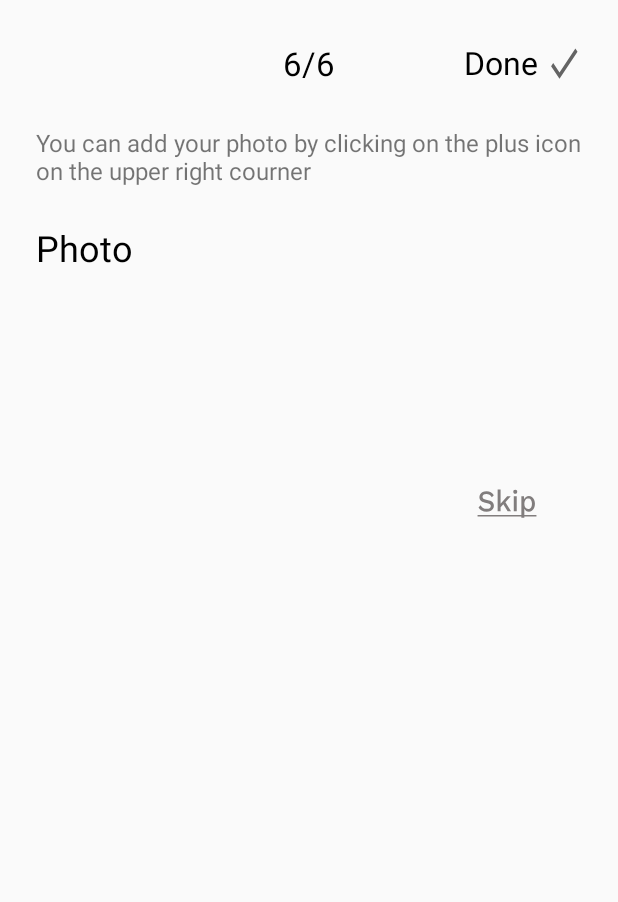
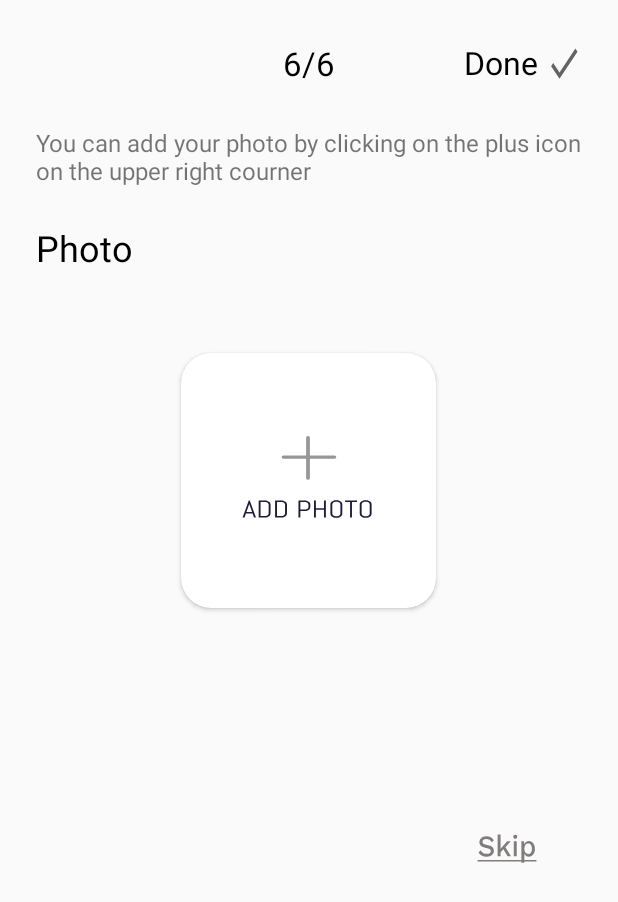
Before and after one commit to AmerBiro/MyFitnessPass, an Android app: the ProfilePhoto screen opened through its navigation route, on a phone screen of 412 x 824 dp. Shown: the top 902 px of the screen. Run offline under Robolectric (Android 15) with nearby library versions, the phone set to English and light mode, and no system bars; our stand-ins replace Firebase (no records; nobody signed in at launch, a user with empty details on screens opened directly).

Commit message:
Activating forgot password dialog and choose profile photo dialog

```diff
--- a/app/src/main/java/my/fitness/myfitness/registration/ProfilePhoto.kt
+++ b/app/src/main/java/my/fitness/myfitness/registration/ProfilePhoto.kt
@@ -1,5 +1,6 @@
 package my.fitness.myfitness.registration
 
+import android.app.Dialog
 import android.os.Bundle
 import androidx.fragment.app.Fragment
 import android.view.LayoutInflater
@@ -38,8 +39,10 @@ class ProfilePhoto : Fragment() {
         binding.buttonDoneArrow.setOnClickListener{
             Toast.makeText(getActivity(), "Not yet implemented", 0).show()
         }
-        binding.placeHolder.setOnClickListener{
-            Toast.makeText(getActivity(), "Not yet implemented", 0).show()
+        binding.image.setOnClickListener{
+            val dialog = Dialog(requireActivity())
+            dialog.setContentView(R.layout.dialog_choose_photo)
+            dialog.show()
         }
         binding.buttonSkip.setOnClickListener{
             Toast.makeText(getActivity(), "Not yet implemented", 0).show()
--- a/app/src/main/res/layout/dialog_choose_photo.xml
+++ b/app/src/main/res/layout/dialog_choose_photo.xml
@@ -4,7 +4,7 @@
     android:layout_height="wrap_content"
     android:orientation="vertical"
     android:gravity="center"
-    android:padding="24dp"
+    android:padding="12dp"
     >
 
     <LinearLayout
--- a/app/src/main/res/layout/registration_profile_photo.xml
+++ b/app/src/main/res/layout/registration_profile_photo.xml
@@ -21,7 +21,6 @@
             />
 
         <LinearLayout
-            android:id="@+id/button_done_arrow"
             android:layout_width="wrap_content"
             android:layout_height="wrap_content"
             android:orientation="horizontal"
@@ -30,6 +29,7 @@
             >
 
             <TextView
+                android:id="@+id/buttonDoneArrow"
                 android:layout_width="wrap_content"
                 android:layout_height="wrap_content"
                 android:text="Done "
@@ -63,24 +63,20 @@
 
 
     <androidx.cardview.widget.CardView
-        android:id="@+id/card_view"
         android:layout_width="170dp"
         android:layout_height="170dp"
         android:layout_gravity="center"
         android:layout_margin="30dp"
-        app:cardCornerRadius="20sp"
-        android:visibility="gone"
-        >
+        app:cardCornerRadius="20sp">
 
         <Button
-            android:id="@+id/button_add_photo"
             android:layout_width="wrap_content"
             android:layout_height="wrap_content"
             android:layout_gravity="center"
             android:background="@drawable/ic_add_photo" />
 
         <ImageView
-            android:id="@+id/place_holder"
+            android:id="@+id/image"
             android:layout_width="match_parent"
             android:layout_height="match_parent" />
 
@@ -88,7 +84,7 @@
 
 
     <Button
-        android:id="@+id/button_skip"
+        android:id="@+id/buttonSkip"
         android:layout_width="40dp"
         android:layout_height="20dp"
         android:layout_gravity="right"
```
Also changed, not shown: app/src/main/java/my/fitness/myfitness/functions/IUser.kt (added, +22 -0 lines), app/src/main/java/my/fitness/myfitness/functions/User.kt (added, +52 -0 lines), app/src/main/java/my/fitness/myfitness/registration/Registration.kt (+30 -26 lines), app/src/main/res/layout/dialog_forgot_password.xml (+6 -8 lines).
